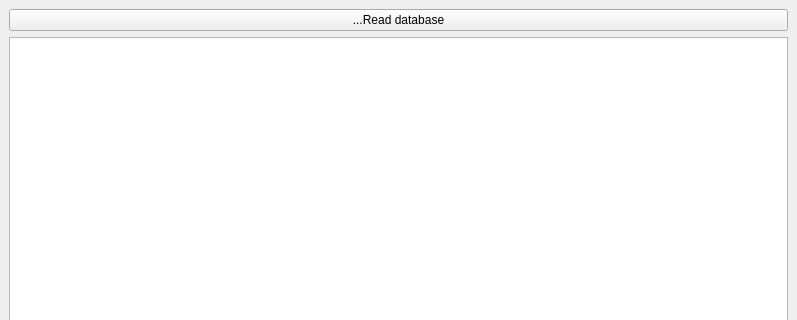
Qt form ants3bundle/src/ants3/gui/aconfigexamplebrowser.ui (andrmor/ANTS3bundle) before a commit; both pictures show x 0 to 797 and y 0 to 320 of the 797 by 585 pixel window.
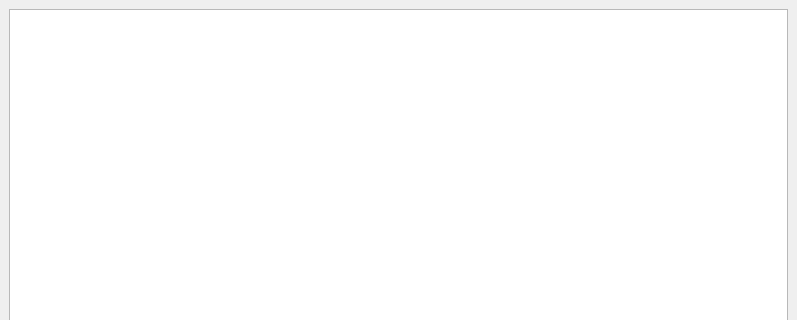
The same form after that commit.

Diff of the .ui file:
```diff
--- a/ants3bundle/src/ants3/gui/aconfigexamplebrowser.ui
+++ b/ants3bundle/src/ants3/gui/aconfigexamplebrowser.ui
@@ -15,13 +15,6 @@
   </property>
   <widget class="QWidget" name="centralwidget">
    <layout class="QVBoxLayout" name="verticalLayout">
-    <item>
-     <widget class="QPushButton" name="pbReadDatabase">
-      <property name="text">
-       <string>...Read database</string>
-      </property>
-     </widget>
-    </item>
     <item>
      <widget class="QTreeWidget" name="trwExamples">
       <attribute name="headerVisible">
```
